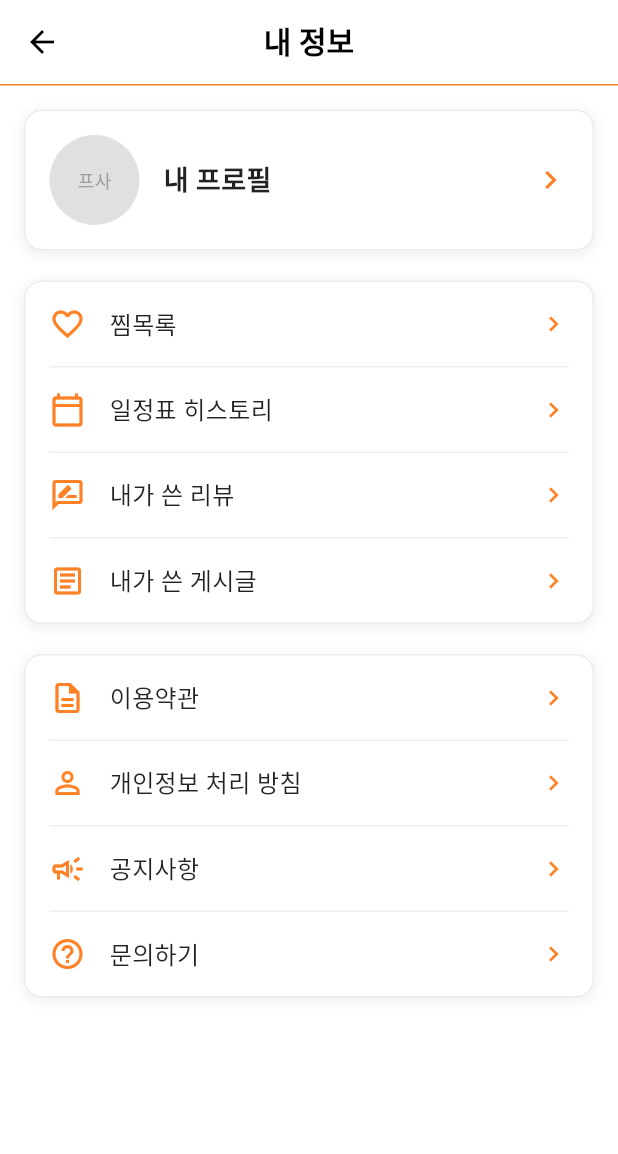
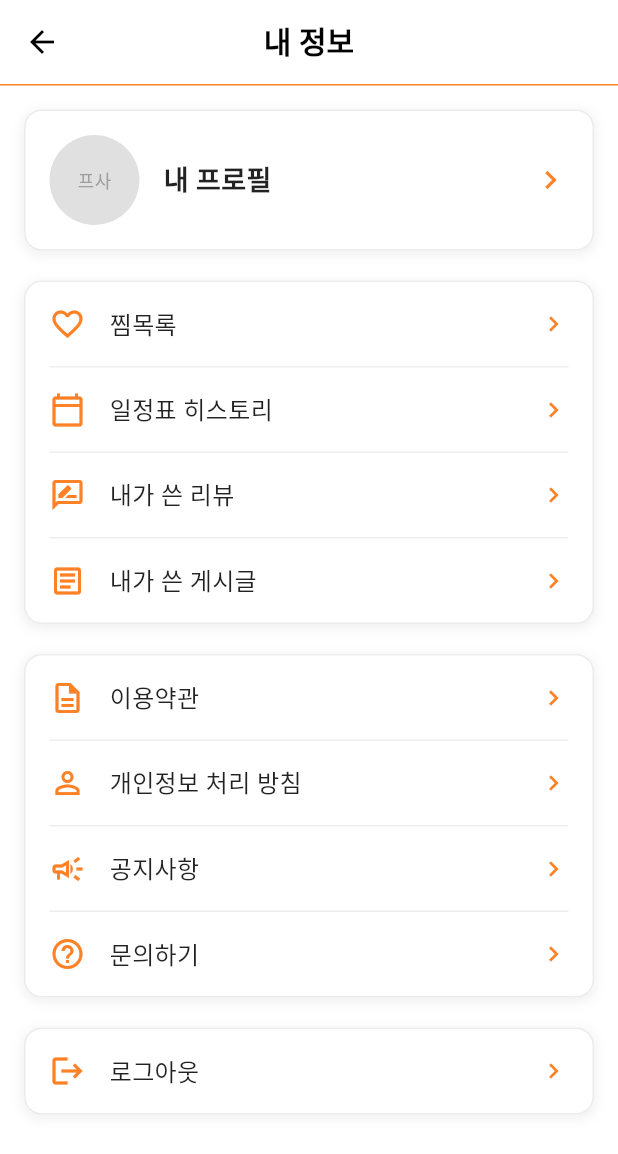
Before and after one commit to sswwdk/EclipseApp, a Flutter app: the MyInfoScreen screen opened directly, on a phone screen of 412 x 824 dp. Shown: the top 1154 px of the screen. Run offline on Flutter 3.47's test engine with Material 3 defaults, Android fonts, the phone set to English and light mode, and no system bars.

Commit message:
[feat] 내 정보에 로그아웃 기능 추가

```diff
--- a/lib/myinfo/myinfo_screen.dart
+++ b/lib/myinfo/myinfo_screen.dart
@@ -1,6 +1,7 @@
 import 'package:flutter/material.dart';
 import 'profile_settings_screen.dart';
 import '../screens/home.dart';
+import '../login/login_screen.dart';
 
 class MyInfoScreen extends StatelessWidget {
   final String? fromScreen; // 어느 화면에서 왔는지 추적
@@ -59,6 +60,10 @@ class MyInfoScreen extends StatelessWidget {
 
             // 고객지원 섹션
             _buildSupportSection(context),
+            const SizedBox(height: 20),
+
+            // 로그아웃 섹션
+            _buildLogoutSection(context),
           ],
         ),
       ),
@@ -292,4 +297,89 @@ class MyInfoScreen extends StatelessWidget {
       color: Colors.grey[200],
     );
   }
+
+  Widget _buildLogoutSection(BuildContext context) {
+    return Container(
+      decoration: BoxDecoration(
+        color: Colors.white,
+        borderRadius: BorderRadius.circular(12),
+        border: Border.all(
+          color: Colors.grey.withOpacity(0.2),
+          width: 1,
+        ),
+        boxShadow: [
+          BoxShadow(
+            color: Colors.grey.withOpacity(0.15),
+            spreadRadius: 1,
+            blurRadius: 6,
+            offset: const Offset(0, 2),
+          ),
+        ],
+      ),
+      child: Column(
+        children: [
+          _buildMenuItem(
+            icon: Icons.logout,
+            title: '로그아웃',
+            onTap: () {
+              _showLogoutDialog(context);
+            },
+          ),
+        ],
+      ),
+    );
+  }
+
+  void _showLogoutDialog(BuildContext context) {
+    showDialog(
+      context: context,
+      builder: (BuildContext context) {
+        return AlertDialog(
+          title: const Text(
+            '로그아웃',
+            style: TextStyle(
+              fontSize: 18,
+              fontWeight: FontWeight.bold,
+            ),
+          ),
+          content: const Text(
+            '정말 로그아웃하시겠습니까?',
+            style: TextStyle(fontSize: 14),
+          ),
+          actions: [
+            TextButton(
+              onPressed: () {
+                Navigator.of(context).pop();
+              },
+              child: const Text(
+                '취소',
+                style: TextStyle(
+                  color: Colors.grey,
+                  fontSize: 14,
+                ),
+              ),
+            ),
+            TextButton(
+              onPressed: () {
+                Navigator.of(context).pop();
+                // 로그인 화면으로 이동
+                Navigator.of(context).pushAndRemoveUntil(
+                  MaterialPageRoute(builder: (context) => const LoginScreen()),
+                  (route) => false,
+                );
+              },
+              child: const Text(
+                '로그아웃',
+                style: TextStyle(
+                  color: Color(0xFFFF8126),
+                  fontSize: 14,
+                  fontWeight: FontWeight.bold,
+                ),
+              ),
+            ),
+          ],
+        );
+      },
+    );
+  }
 }
```
